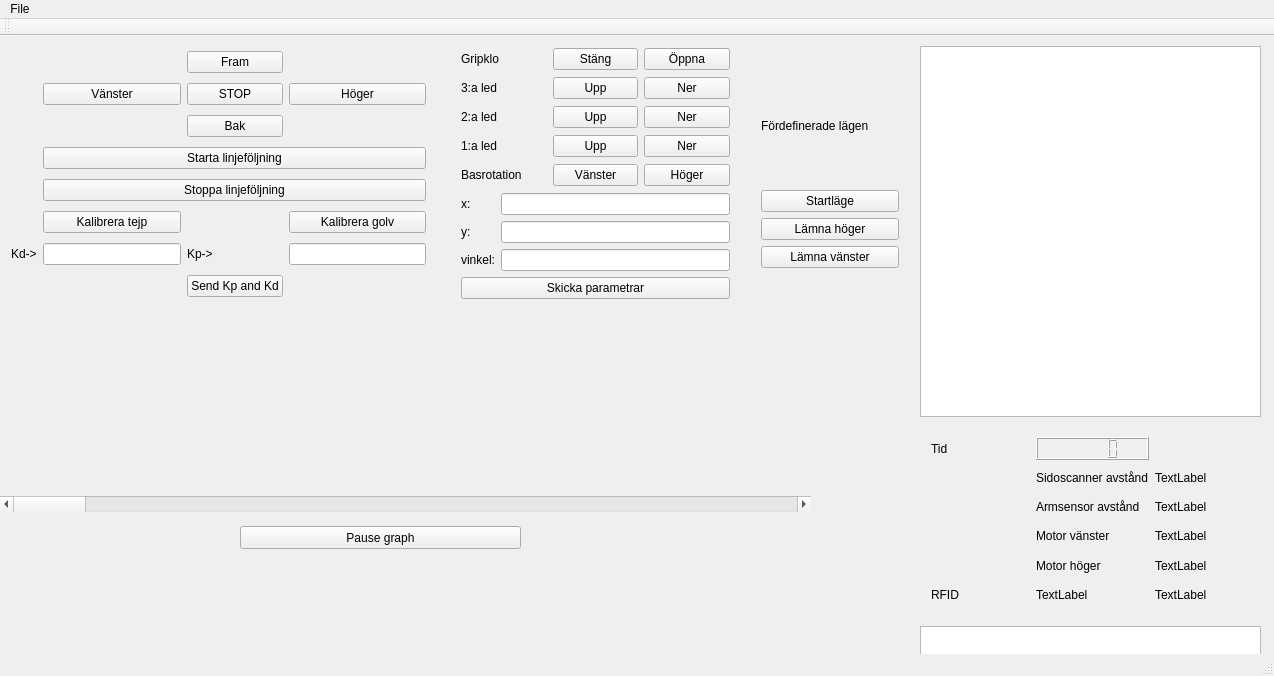
Before: the Qt Designer form PC-interface/mainwindow.ui in TSEA56-2014-Grupp-1/Lagerrobot, drawn with Qt 5.
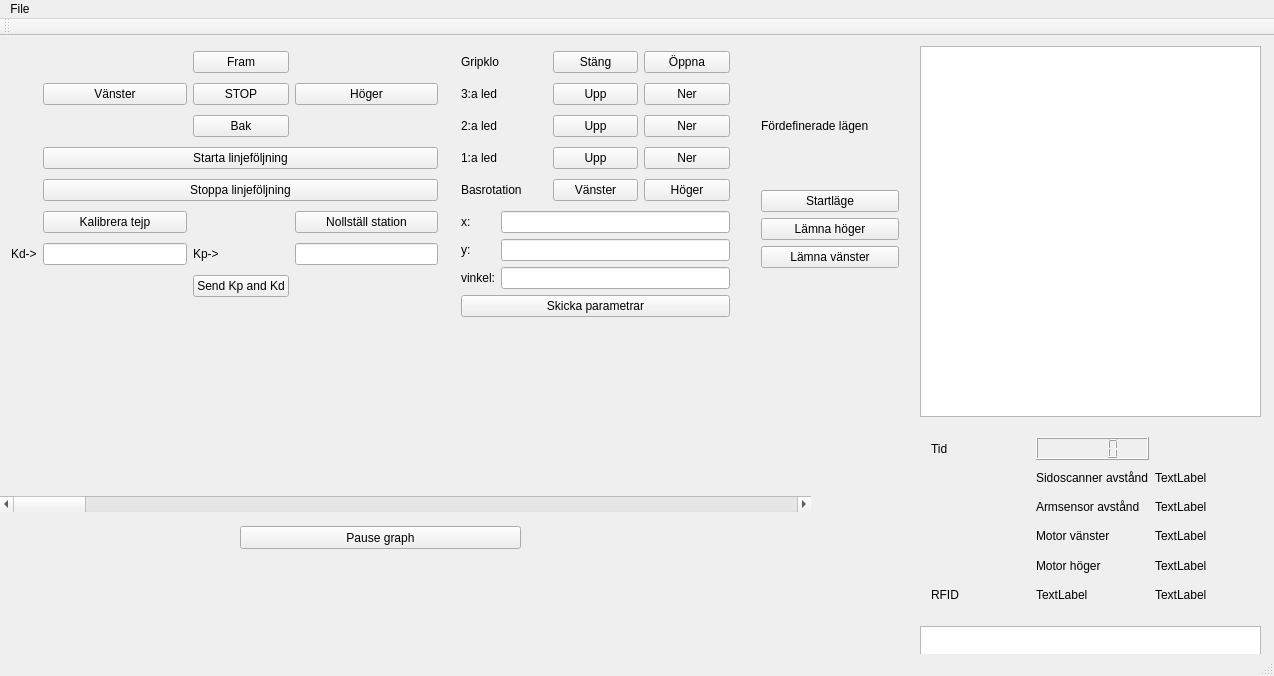
After: the same form once the commit is applied. Custom widgets are drawn as their Qt base class.

```diff
--- a/PC-interface/mainwindow.ui
+++ b/PC-interface/mainwindow.ui
@@ -19,7 +19,7 @@
      <rect>
       <x>0</x>
       <y>0</y>
-      <width>437</width>
+      <width>449</width>
       <height>277</height>
      </rect>
     </property>
@@ -85,7 +85,7 @@
      <item row="5" column="3">
       <widget class="QPushButton" name="pushButton_calibrate_floor">
        <property name="text">
-        <string>Kalibrera golv</string>
+        <string>Nollställ station</string>
        </property>
       </widget>
      </item>
@@ -227,7 +227,7 @@
       <x>450</x>
       <y>0</y>
       <width>291</width>
-      <height>281</height>
+      <height>301</height>
      </rect>
     </property>
     <layout class="QGridLayout" name="gridLayout_3">
```
Left out of the diff: 2 changed lines with no effect on the pictures.
